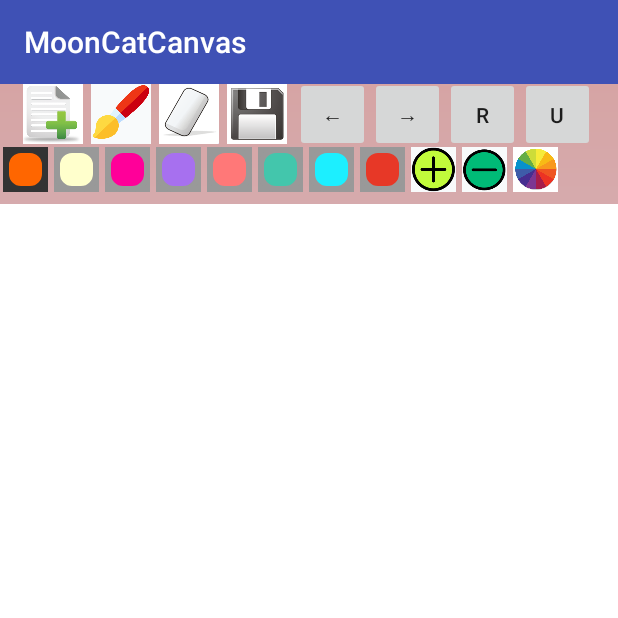
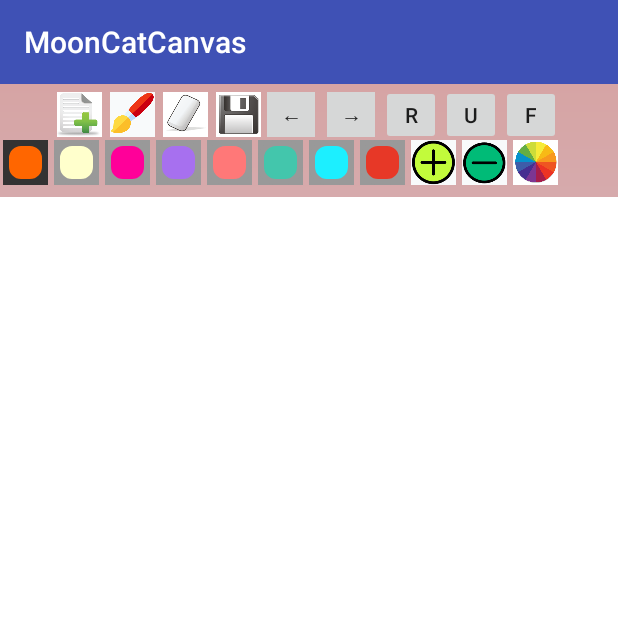
Before and after one commit to PhuongKDo/Drawing-Android-Application, an Android app: the ModeSoloDraw screen opened directly, with no data from a screen before it, on a phone screen of 412 x 824 dp, the top half of it. Run offline under Robolectric (Android 15) with nearby library versions, the phone set to English and light mode, and no system bars; libraries missing offline, so code that uses them is left out: yuku.ambilwarna.

```diff
--- a/app/src/main/java/com/example/fatla/mooncatcanvas/CanvasView.java
+++ b/app/src/main/java/com/example/fatla/mooncatcanvas/CanvasView.java
@@ -79,8 +79,9 @@ public class CanvasView extends View implements View.OnTouchListener {
         mPaint = new Paint();
         mPaints.add(mPaint);
         mPaint.setColor(mPenColor);
-        if(!fill)
+        if(!fill) {
             mPaint.setStyle(Paint.Style.STROKE);
+        }
         mPaint.setStrokeWidth(mDotSize);
 
         //mPaint.setDither(true);
@@ -168,8 +169,9 @@ public class CanvasView extends View implements View.OnTouchListener {
 
     protected void onDraw(Canvas canvas){
         super.onDraw(canvas);
-        for (int i = 0; i < mPaths.size(); ++i)
+        for (int i = 0; i < mPaths.size(); ++i) {
             canvas.drawPath(mPaths.get(i), mPaints.get(i));
+        }
         // canvas.drawPath(mPath, mPaint);
 
     }
--- a/app/src/main/java/com/example/fatla/mooncatcanvas/DrawingView.java
+++ b/app/src/main/java/com/example/fatla/mooncatcanvas/DrawingView.java
@@ -36,6 +36,7 @@ public class DrawingView extends View {
     }
     public void startNew() {
         drawCanvas.drawColor(0, PorterDuff.Mode.CLEAR);
+        setupDrawing();
         invalidate();
     }
     public void setErase(boolean isErase) {
--- a/app/src/main/java/com/example/fatla/mooncatcanvas/ModeSoloDraw.java
+++ b/app/src/main/java/com/example/fatla/mooncatcanvas/ModeSoloDraw.java
@@ -26,12 +26,14 @@ public class ModeSoloDraw extends AppCompatActivity implements View.OnClickListe
     private String currColor;
     public int pcolor =0xFF660000;
 
-    private Button next, prev, redobtn, undobtn;
+    private Button next, prev, redobtn, undobtn, flipbtn;
     ImageSwitcher imageSwitcher;
     Integer[] images = {R.drawable.image_8,R.drawable.image_1, R.drawable.image_2, R.drawable.image_3,
             R.drawable.image_4, R.drawable.image_5, R.drawable.image_6, R.drawable.image_7,
             R.drawable.image_8, R.drawable.image_9};
     int i = 0;
+
+    private boolean flagflip = true;
 
     @Override
     public void onCreate(Bundle savedInstanceState) {
@@ -54,6 +56,8 @@ public class ModeSoloDraw extends AppCompatActivity implements View.OnClickListe
         redobtn = (Button)findViewById(R.id.redo);
         undobtn = (Button)findViewById(R.id.undo);
 
+        flipbtn = (Button)findViewById(R.id.flip);
+
         LinearLayout paintLayout = (LinearLayout)findViewById(R.id.paint_colors);
         currpaint = (ImageButton)paintLayout.getChildAt(0);
 
@@ -70,6 +74,9 @@ public class ModeSoloDraw extends AppCompatActivity implements View.OnClickListe
         //redo and undo buttons
         redobtn.setOnClickListener(this);
         undobtn.setOnClickListener(this);
+
+        //flip view
+        flipbtn.setOnClickListener(this);
 
         // launch color wheel
         ImageButton cwheel = (ImageButton)findViewById(R.id.cwheel_btn);
@@ -126,6 +133,19 @@ public class ModeSoloDraw extends AppCompatActivity implements View.OnClickListe
             @Override
             public void onClick(View v) {
                 drawView.onClickUndo();
+            }
+        });
+
+        flipbtn.setOnClickListener(new View.OnClickListener() {
+            @Override
+            public void onClick(View v) {
+                if(flagflip == true) {
+                    drawView.setScaleX(-1);
+                    flagflip = false;
+                } else {
+                    drawView.setScaleX(1);
+                    flagflip = true;
+                }
             }
         });
     }
--- a/app/src/main/res/layout/activity_drawing.xml
+++ b/app/src/main/res/layout/activity_drawing.xml
@@ -12,61 +12,66 @@
         android:gravity="center"
         android:orientation="horizontal"
         android:layout_gravity="center"
+        android:layout_marginTop="5dp"
         android:layout_width="wrap_content"
-        android:layout_height="40dp">
+        android:layout_height="30dp">
 
         <ImageButton
             android:id="@+id/new_btn"
-            android:layout_width="40dp"
-            android:layout_height="fill_parent"
+            android:layout_width="30dp"
+            android:layout_height="30dp"
             android:layout_marginRight="5dp"
             android:background="@drawable/new_pic"
             android:contentDescription="@string/start_now" />
         <ImageButton
             android:id="@+id/draw_btn"
-            android:layout_width="40dp"
-            android:layout_height="fill_parent"
+            android:layout_width="30dp"
+            android:layout_height="30dp"
             android:layout_marginRight="5dp"
             android:background="@drawable/brush2"
             android:contentDescription="@string/start_now" />
         <ImageButton
             android:id="@+id/erase_btn"
-            android:layout_width="40dp"
+            android:layout_width="30dp"
             android:background="@drawable/eraser"
             android:layout_marginRight="5dp"
-            android:layout_height="fill_parent"
+            android:layout_height="30dp"
             android:contentDescription="@string/start_now" />
         <ImageButton
             android:id="@+id/save_btn"
             android:background="@drawable/save"
-            android:layout_width="40dp"
-            android:layout_marginRight="5dp"
-            android:layout_height="fill_parent"
+            android:layout_width="30dp"
+            android:layout_height="30dp"
             android:contentDescription="@string/start_now" />
         <Button
             android:id="@+id/b_prev"
-            android:layout_width="50dp"
+            android:layout_width="40dp"
             android:layout_height="50dp"
             android:layout_alignParentBottom="true"
             android:text="←" />
         <Button
             android:id="@+id/b_next"
-            android:layout_width="50dp"
+            android:layout_width="40dp"
             android:layout_height="50dp"
             android:layout_toRightOf="@+id/b_prev"
             android:text="→" />
         <Button
             android:id="@+id/redo"
-            android:layout_width="50dp"
-            android:layout_height="50dp"
-            android:layout_alignParentBottom="true"
+            android:layout_width="40dp"
+            android:layout_height="40dp"
             android:text="R" />
         <Button
             android:id="@+id/undo"
-            android:layout_width="50dp"
-            android:layout_height="50dp"
+            android:layout_width="40dp"
+            android:layout_height="40dp"
             android:layout_toRightOf="@+id/b_prev"
             android:text="U" />
+        <Button
+            android:id="@+id/flip"
+            android:layout_width="40dp"
+            android:layout_height="40dp"
+            android:layout_toRightOf="@+id/undo"
+            android:text="F" />
     </LinearLayout>
 
     <RelativeLayout
```
